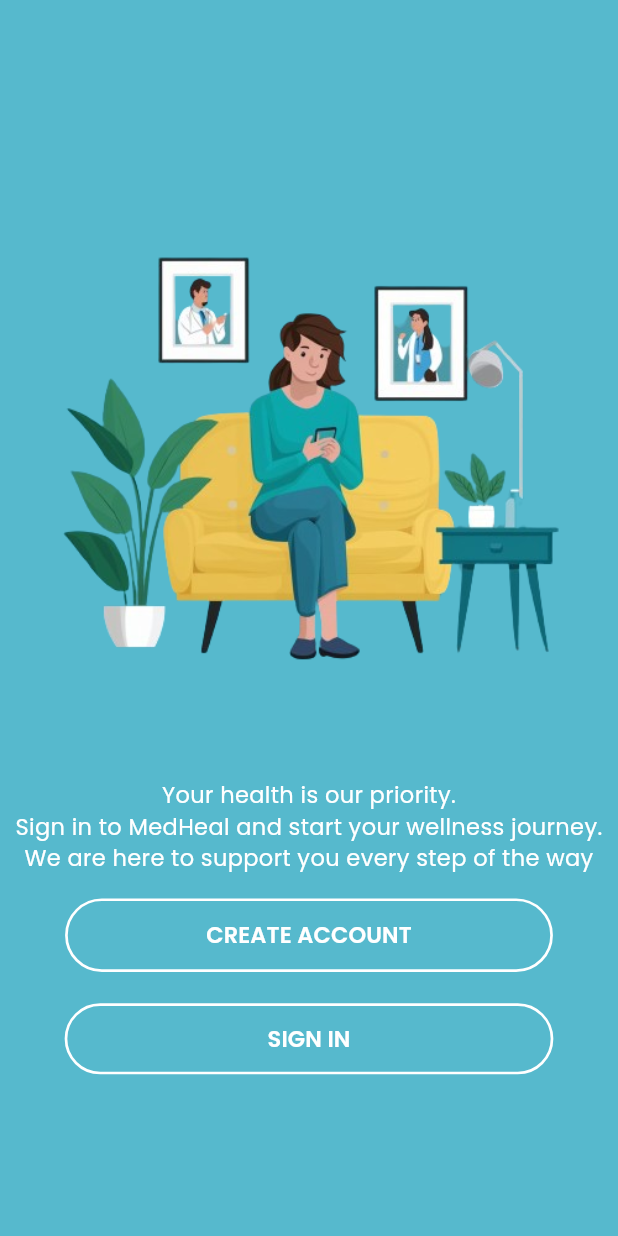
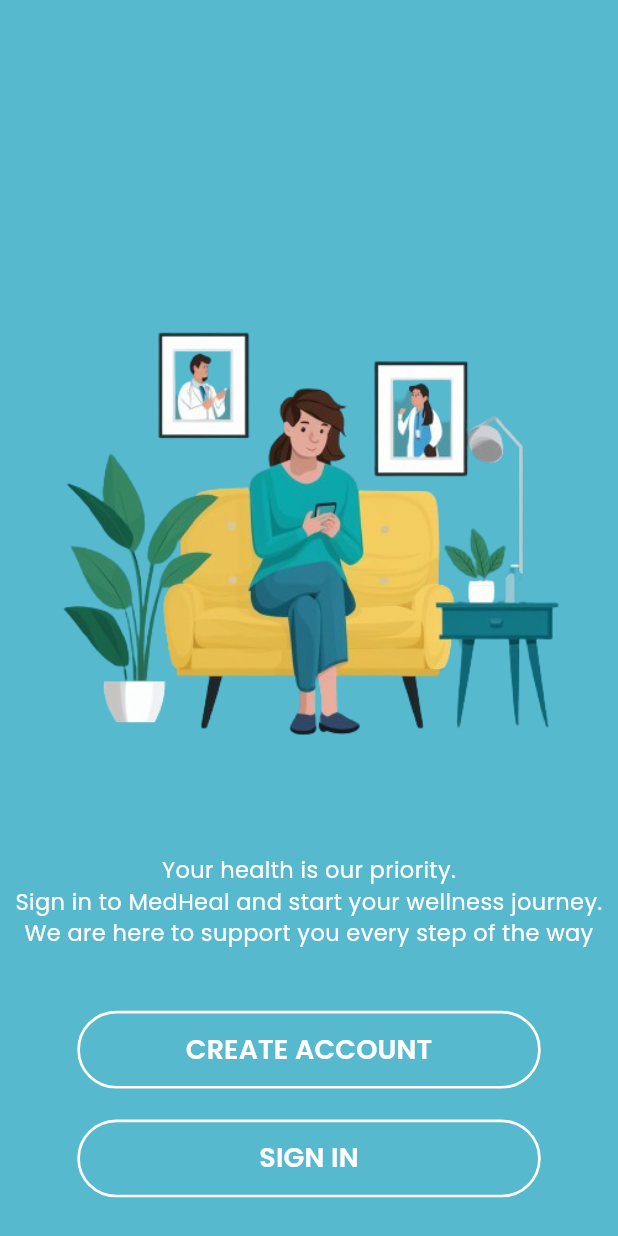
Before and after one commit to farhan-kt/MedHeal, a Flutter app: the screen it shows after launch, on a phone screen of 412 x 824 dp. Run offline on Flutter 3.47's test engine with Material 3 defaults, Android fonts, the phone set to English and light mode, and no system bars; our stand-ins replace google_fonts.

Commit message:
login type screen ui completed

```diff
--- a/lib/view/login_type.dart
+++ b/lib/view/login_type.dart
@@ -8,35 +8,36 @@
   Widget build(BuildContext context) {
     Size size = MediaQuery.of(context).size;
     return Scaffold(
-      body: Container(
-        decoration:
-            const BoxDecoration(color: Color.fromARGB(255, 86, 185, 205)),
-        child: Center(
+      backgroundColor: const Color.fromARGB(255, 86, 185, 205),
+      body: Center(
+        child: SingleChildScrollView(
           child: Column(
-            mainAxisAlignment: MainAxisAlignment.center,
             children: [
+              SizedBox(
+                height: size.height * .17,
+              ),
               Image.asset(
                 'assets/sign In.png',
                 fit: BoxFit.cover,
-                // height: size.height * .47,
               ),
               loginTypePoppinsText(text: 'Your health is our priority.'),
               loginTypePoppinsText(
                   text: 'Sign in to MedHeal and start your wellness journey.'),
               loginTypePoppinsText(
                   text: 'We are here to support you every step of the way'),
-              SizedBox(height: size.height * .02),
+              SizedBox(height: size.height * .05),
               loginTypeOutlinedButton(size,
                   text: 'CREATE ACCOUNT',
-                  padding: EdgeInsets.symmetric(
-                      horizontal: size.width * .17,
-                      vertical: size.height * .017)),
+                  width: size.width * 0.75,
+                  height: size.height * .063),
               SizedBox(height: size.height * .025),
               loginTypeOutlinedButton(size,
                   text: 'SIGN IN',
-                  padding: EdgeInsets.symmetric(
-                      horizontal: size.width * .27,
-                      vertical: size.height * .016)),
+                  width: size.width * 0.75,
+                  height: size.height * .063),
+              SizedBox(
+                height: size.height * .01,
+              )
             ],
           ),
         ),
--- a/lib/view/login_widgets.dart
+++ b/lib/view/login_widgets.dart
@@ -8,19 +8,24 @@
       style: GoogleFonts.poppins(color: Colors.white, fontSize: 15));
 }
 
-Widget loginTypeOutlinedButton(size, {text, EdgeInsets? padding}) {
-  return OutlinedButton(
+Widget loginTypeOutlinedButton(size, {text, double? width, double? height}) {
+  return SizedBox(
+    width: width,
+    height: height,
+    child: OutlinedButton(
       style: OutlinedButton.styleFrom(
         side: const BorderSide(color: Colors.white, width: 1.8),
       ),
       onPressed: () {},
       child: Padding(
-      padding: padding ?? const EdgeInsets.symmetric(horizontal: 10),
+        padding: const EdgeInsets.symmetric(horizontal: 10),
         child: poppinsText(
+          textAlign: TextAlign.center,
           text: text,
           color: Colors.white,
           fontWeight: FontWeight.w600,
-        fontSize: 15,
+          fontSize: 18,
+        ),
       ),
     ),
   );
```
Lines whose indentation alone changed are shown as unchanged.
